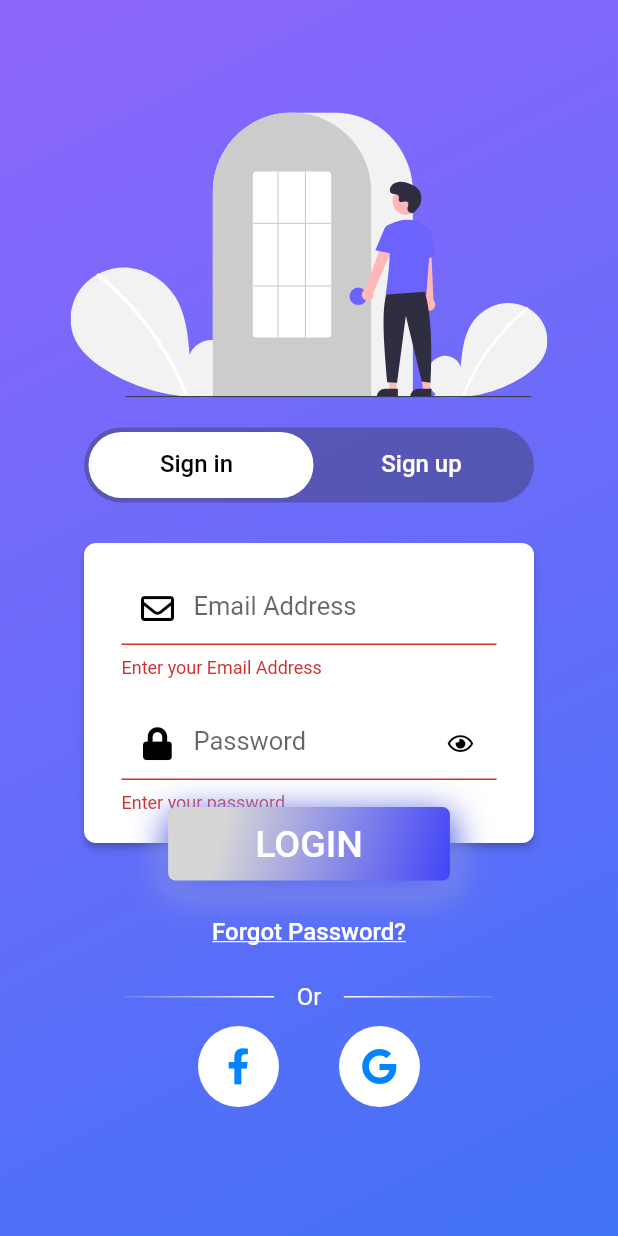
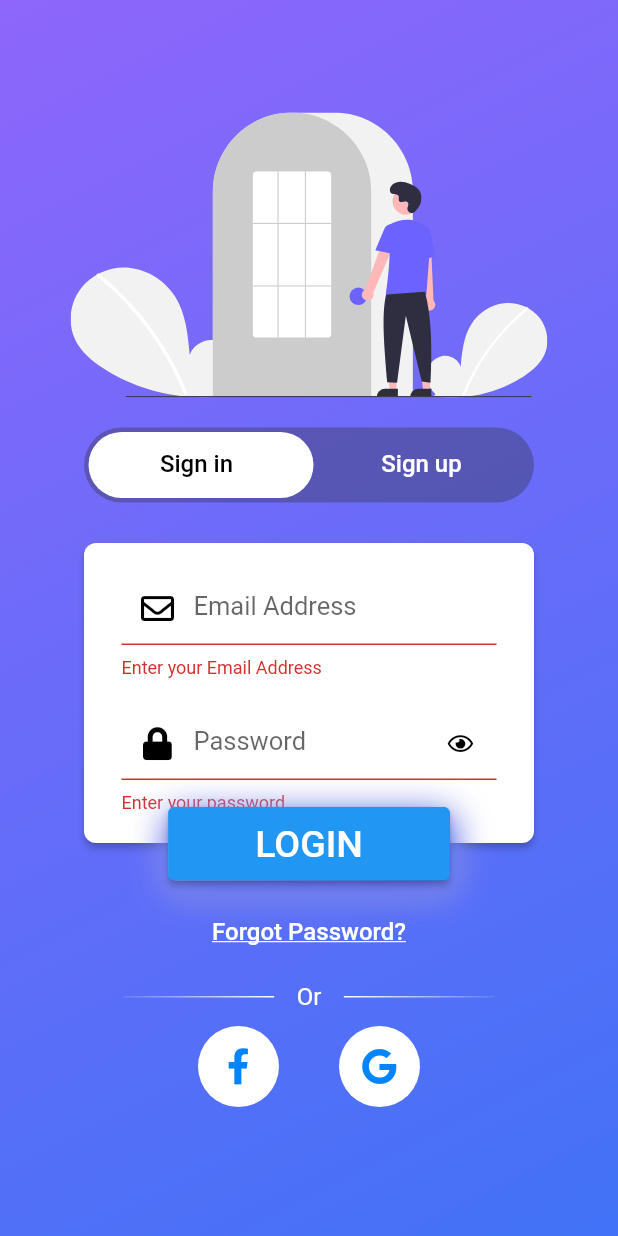
Before and after one commit to gaoypChina/voltagelabfinal, a Flutter app: the screen it shows after launch, after a tap on "LOGIN", on a phone screen of 412 x 824 dp. Run offline on Flutter 3.47's test engine with Material 2 defaults, Android fonts, the light colour scheme and no system bars; our stand-ins replace cached_network_image, firebase_auth, firebase_core, flutter_html, flutter_svg, font_awesome_flutter and 7 more; missing offline and left inert: email_auth, flutter_facebook_auth; accounts and stored records are empty.

Commit message:
fast commit

```diff
--- a/lib/Sign_in_Screen/pages/sign_in_page.dart
+++ b/lib/Sign_in_Screen/pages/sign_in_page.dart
@@ -1,5 +1,7 @@
 import 'package:flutter/material.dart';
 import 'package:font_awesome_flutter/font_awesome_flutter.dart';
+import 'package:provider/provider.dart';
+import 'package:voltagelab/Provider/signin_provider.dart';
 
 class SignIn extends StatefulWidget {
   const SignIn({Key? key}) : super(key: key);
@@ -21,10 +23,12 @@ class _SignInState extends State<SignIn> {
 
   String? email, password;
 
-  validationchack() {
+  validationchack(BuildContext context) {
+    final signin = Provider.of<SignInProvider>(context, listen: false);
     final from = _formkey.currentState;
     if (from!.validate()) {
       from.save();
+      signin.fromlogin(email!, password, context);
     }
   }
 
@@ -37,6 +41,7 @@ class _SignInState extends State<SignIn> {
 
   @override
   Widget build(BuildContext context) {
+    final signin = Provider.of<SignInProvider>(context);
     return Container(
       padding: const EdgeInsets.only(top: 23.0),
       child: Column(
@@ -156,11 +161,11 @@ class _SignInState extends State<SignIn> {
                       stops: <double>[0.0, 1.0],
                       tileMode: TileMode.clamp),
                 ),
-                child: MaterialButton(
-                  highlightColor: Colors.transparent,
-                  splashColor: const Color(0xFFf7418c),
+                child: ElevatedButton(
+                  // highlightColor: Colors.transparent,
+                  // splashColor: const Color(0xFFf7418c),
                   onPressed: () {
-                    validationchack();
+                    validationchack(context);
                   },
                   child: const Padding(
                     padding:
@@ -264,8 +269,9 @@ class _SignInState extends State<SignIn> {
               Padding(
                 padding: const EdgeInsets.only(top: 10.0),
                 child: GestureDetector(
-                  // onTap: () => CustomSnackBar(
-                  //     context, const Text('Google button pressed')),
+                  onTap: () {
+                    signin.signInWithGoogle(context);
+                  },
                   child: Container(
                     padding: const EdgeInsets.all(15.0),
                     decoration: const BoxDecoration(
--- a/lib/Sign_in_Screen/pages/sign_up_page.dart
+++ b/lib/Sign_in_Screen/pages/sign_up_page.dart
@@ -1,5 +1,7 @@
 import 'package:flutter/material.dart';
 import 'package:font_awesome_flutter/font_awesome_flutter.dart';
+import 'package:provider/provider.dart';
+import 'package:voltagelab/Provider/signin_provider.dart';
 
 class SignUp extends StatefulWidget {
   const SignUp({Key? key}) : super(key: key);
@@ -27,11 +29,12 @@ class _SignUpState extends State<SignUp> {
 
   String? fullname, email, password, confirmpassword;
 
-  validationchack() {
+  validationchack(BuildContext context) {
+    final signin = Provider.of<SignInProvider>(context, listen: false);
     final from = _formkey.currentState;
     if (from!.validate()) {
       from.save();
-      print(confirmpassword);
+      signin.fromregistation(fullname!, email, password, context);
     }
   }
 
@@ -46,6 +49,7 @@ class _SignUpState extends State<SignUp> {
 
   @override
   Widget build(BuildContext context) {
+    final signin = Provider.of<SignInProvider>(context);
     return Container(
       padding: const EdgeInsets.only(top: 23.0),
       child: Column(
@@ -115,7 +119,6 @@ class _SignUpState extends State<SignUp> {
                             style: const TextStyle(
                                 fontSize: 16.0, color: Colors.black),
                             decoration: const InputDecoration(
-                              border: InputBorder.none,
                               prefixIcon: Icon(
                                 FontAwesomeIcons.envelope,
                                 color: Colors.black,
@@ -127,11 +130,6 @@ class _SignUpState extends State<SignUp> {
                             //   focusNodePassword.requestFocus();
                             // },
                           ),
-                        ),
-                        Container(
-                          width: 250.0,
-                          height: 1.0,
-                          color: Colors.grey[400],
                         ),
                         Padding(
                           padding: const EdgeInsets.only(
@@ -158,7 +156,6 @@ class _SignUpState extends State<SignUp> {
                             style: const TextStyle(
                                 fontSize: 16.0, color: Colors.black),
                             decoration: InputDecoration(
-                              border: InputBorder.none,
                               prefixIcon: const Icon(
                                 FontAwesomeIcons.lock,
                                 color: Colors.black,
@@ -177,11 +174,6 @@ class _SignUpState extends State<SignUp> {
                               ),
                             ),
                           ),
-                        ),
-                        Container(
-                          width: 250.0,
-                          height: 1.0,
-                          color: Colors.grey[400],
                         ),
                         Padding(
                           padding: const EdgeInsets.only(
@@ -238,40 +230,44 @@ class _SignUpState extends State<SignUp> {
                 margin: const EdgeInsets.only(top: 310.0),
                 decoration: const BoxDecoration(
                   borderRadius: BorderRadius.all(Radius.circular(5.0)),
-                  boxShadow: <BoxShadow>[
-                    BoxShadow(
-                      color: Color(0xFFD6D6D6),
-                      offset: Offset(1.0, 6.0),
-                      blurRadius: 20.0,
+                  // boxShadow: <BoxShadow>[
+                  //   BoxShadow(
+                  //     color: Color(0xFFD6D6D6),
+                  //     offset: Offset(1.0, 6.0),
+                  //     blurRadius: 20.0,
+                  //   ),
+                  //   BoxShadow(
+                  //     color: Color(0xFF4153F7),
+                  //     offset: Offset(1.0, 6.0),
+                  //     blurRadius: 20.0,
+                  //   ),
+                  // ],
+                  // gradient: LinearGradient(
+                  //     colors: <Color>[Color(0xFFD6D6D6), Color(0xFF4144F7)],
+                  //     begin: FractionalOffset(0.2, 0.2),
+                  //     end: FractionalOffset(1.0, 1.0),
+                  //     stops: <double>[0.0, 1.0],
+                  //     tileMode: TileMode.clamp),
                 ),
-                    BoxShadow(
-                      color: Color(0xFF4153F7),
-                      offset: Offset(1.0, 6.0),
-                      blurRadius: 20.0,
-                    ),
-                  ],
-                  gradient: LinearGradient(
-                      colors: <Color>[Color(0xFFD6D6D6), Color(0xFF4144F7)],
-                      begin: FractionalOffset(0.2, 0.2),
-                      end: FractionalOffset(1.0, 1.0),
-                      stops: <double>[0.0, 1.0],
-                      tileMode: TileMode.clamp),
-                ),
-                child: MaterialButton(
-                  highlightColor: Colors.transparent,
-                  splashColor: const Color(0xFF4441F7),
+                child:  ElevatedButton(
+                        // highlightColor: Colors.transparent,
+                        // splashColor: const Color(0xFF4441F7),
                         //shape: RoundedRectangleBorder(borderRadius: BorderRadius.all(Radius.circular(5.0))),
                         onPressed: () {
-                    validationchack();
+
+                          validationchack(context);
+
                         },
                         child: const Padding(
-                    padding:
-                        EdgeInsets.symmetric(vertical: 10.0, horizontal: 42.0),
-                    child: Text('SIGN UP',
+                          padding: EdgeInsets.symmetric(
+                              vertical: 10.0, horizontal: 42.0),
+                          child: Text(
+                            'SIGN UP',
                             style: TextStyle(
                               color: Colors.white,
-                          fontSize: 25.0,
-                        )),
+                              fontSize: 20.0,
+                            ),
+                          ),
                         ),
                         // onPressed: () => _toggleSignUpButton(),
                       ),
--- a/lib/main.dart
+++ b/lib/main.dart
@@ -5,9 +5,10 @@ import 'package:hive/hive.dart';
 import 'package:path_provider/path_provider.dart';
 import 'package:provider/provider.dart';
 import 'package:voltagelab/Sign_in_Screen/login.dart';
+import 'package:voltagelab/Sign_in_Screen/pages/verification_email.dart';
 import 'package:voltagelab/pages/homepage2.dart';
 import 'Provider/category_provider.dart';
-import 'Provider/google_signin_provider.dart';
+import 'Provider/signin_provider.dart';
 import 'Provider/post_provider.dart';
 import 'Provider/webview_provider.dart';
 import 'package:hive_flutter/hive_flutter.dart';
@@ -24,7 +25,7 @@ Future<void> main() async {
       ChangeNotifierProvider(create: (context) => CategoryProvider()),
       ChangeNotifierProvider(create: (context) => Postprovider()),
       ChangeNotifierProvider(create: (context) => Webcontroll()),
-      ChangeNotifierProvider(create: (context) => GoogleSignInProvider())
+      ChangeNotifierProvider(create: (context) => SignInProvider())
     ],
     child: const MyApp(),
   ));
@@ -40,7 +41,7 @@ class MyApp extends StatelessWidget {
     return MaterialApp(
       theme: ThemeData(brightness: Brightness.light),
       debugShowCheckedModeBanner: false,
-      home: const LoginPage(),
+      home: const HomePage2(),
     );
   }
 }
--- /dev/null
+++ b/lib/model/userinformation.dart
@@ -0,0 +1,49 @@
+// To parse this JSON data, do
+//
+//     final userinformation = userinformationFromJson(jsonString);
+
+import 'dart:convert';
+
+Userinformation userinformationFromJson(String str) => Userinformation.fromJson(json.decode(str));
+
+String userinformationToJson(Userinformation data) => json.encode(data.toJson());
+
+class Userinformation {
+    Userinformation({
+        required this.id,
+        required this.fullName,
+        required this.email,
+        this.passwords,
+        this.photoUrl,
+        this.accountId,
+        required this.types,
+    });
+
+    String id;
+    String fullName;
+    String email;
+    String? passwords;
+    String? photoUrl;
+    String? accountId;
+    String types;
+
+    factory Userinformation.fromJson(Map<String, dynamic> json) => Userinformation(
+        id: json["id"],
+        fullName: json["full_name"],
+        email: json["email"],
+        passwords: json["passwords"],
+        photoUrl: json["photo_url"],
+        accountId: json["account_id"],
+        types: json["types"],
+    );
+
+    Map<String, dynamic> toJson() => {
+        "id": id,
+        "full_name": fullName,
+        "email": email,
+        "passwords": passwords,
+        "photo_url": photoUrl,
+        "account_id": accountId,
+        "types": types,
+    };
+}
--- a/lib/pages/homepage2.dart
+++ b/lib/pages/homepage2.dart
@@ -1,9 +1,9 @@
 import 'package:firebase_auth/firebase_auth.dart';
 import 'package:flutter/material.dart';
+import 'package:voltagelab/Sign_in_Screen/login.dart';
 import 'package:voltagelab/pages/sign_in_page.dart';
 
 import 'home_page.dart';
-
 
 class HomePage2 extends StatefulWidget {
   const HomePage2({Key? key}) : super(key: key);
@@ -28,7 +28,7 @@ class _HomePage2State extends State<HomePage2> {
           } else if (snapshot.hasError) {
             return const Text("something Wrong");
           } else {
-            return const SignInPage();
+            return const LoginPage();
           }
         },
       ),
--- a/lib/pages/profile_page.dart
+++ b/lib/pages/profile_page.dart
@@ -1,7 +1,7 @@
 import 'package:flutter/material.dart';
 import 'package:hive/hive.dart';
 import 'package:provider/provider.dart';
-import 'package:voltagelab/Provider/google_signin_provider.dart';
+import 'package:voltagelab/Provider/signin_provider.dart';
 
 
 class ProfilePage extends StatefulWidget {
@@ -19,7 +19,7 @@ class _ProfilePageState extends State<ProfilePage> {
 
   @override
   Widget build(BuildContext context) {
-    final signin = Provider.of<GoogleSignInProvider>(context);
+    final signin = Provider.of<SignInProvider>(context);
     var box = Hive.box("userdata");
 
     return Scaffold(
--- a/lib/pages/sign_in_page.dart
+++ b/lib/pages/sign_in_page.dart
@@ -2,7 +2,7 @@
 
 import 'package:flutter/material.dart';
 import 'package:provider/provider.dart';
-import 'package:voltagelab/Provider/google_signin_provider.dart';
+import 'package:voltagelab/Provider/signin_provider.dart';
 import 'package:flutter_facebook_auth/flutter_facebook_auth.dart';
 
 class SignInPage extends StatefulWidget {
@@ -15,7 +15,7 @@ class SignInPage extends StatefulWidget {
 class _SignInPageState extends State<SignInPage> {
   @override
   Widget build(BuildContext context) {
-    final signin = Provider.of<GoogleSignInProvider>(context);
+    final signin = Provider.of<SignInProvider>(context);
     return Scaffold(
       appBar: AppBar(
         title: const Text("Sign In"),
@@ -45,7 +45,7 @@ class _SignInPageState extends State<SignInPage> {
                     color: Colors.blueAccent,
                     child: InkWell(
                       onTap: () {
-                        signin.signInWithGoogle();
+                        signin.signInWithGoogle(context);
                       },
                       child: Row(
                         children: [
--- a/lib/widget/drawer.dart
+++ b/lib/widget/drawer.dart
@@ -2,7 +2,7 @@ import 'package:flutter/material.dart';
 import 'package:hive_flutter/hive_flutter.dart';
 import 'package:provider/provider.dart';
 import 'package:voltagelab/Bookmark/bookmarkcategory_page.dart';
-import 'package:voltagelab/Provider/google_signin_provider.dart';
+import 'package:voltagelab/Provider/signin_provider.dart';
 import 'package:voltagelab/pages/profile_page.dart';
 
 class DrawerPage extends StatefulWidget {
@@ -22,7 +22,7 @@ class _DrawerPageState extends State<DrawerPage> {
   }
   @override
   Widget build(BuildContext context) {
-    final signin = Provider.of<GoogleSignInProvider>(context);
+    final signin = Provider.of<SignInProvider>(context);
     return Drawer(
       child: Column(
         mainAxisAlignment: MainAxisAlignment.center,
--- a/pubspec.yaml
+++ b/pubspec.yaml
@@ -54,6 +54,7 @@ dependencies:
   flutter_facebook_auth: ^3.5.1
   font_awesome_flutter: ^9.1.0
   flutter_svg: ^0.22.0
+  email_auth: ^1.0.0
 
 dev_dependencies:
   flutter_test:
```
Also changed, not shown: lib/Provider/google_signin_provider.dart (deleted, +0 -67 lines), lib/Provider/signin_provider.dart (added, +189 -0 lines), lib/Sign_in_Screen/pages/verification_email.dart (added, +111 -0 lines), images/otp.svg (added), pubspec.lock. Lines whose indentation alone changed are shown as unchanged.
